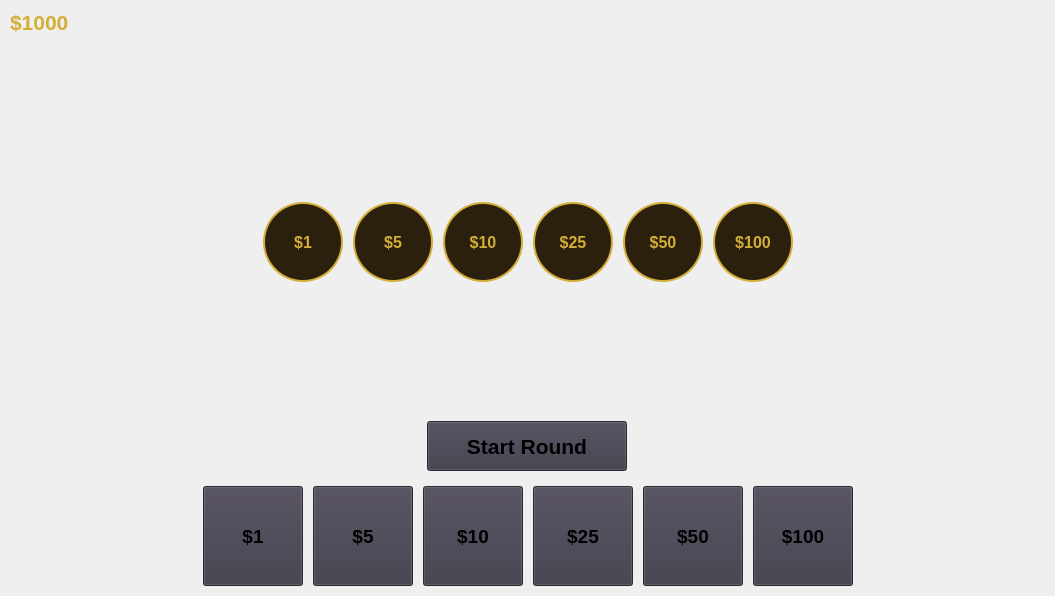
Qt form game_widget.ui (owenharvey78/blackjack-learning-game) before a commit.
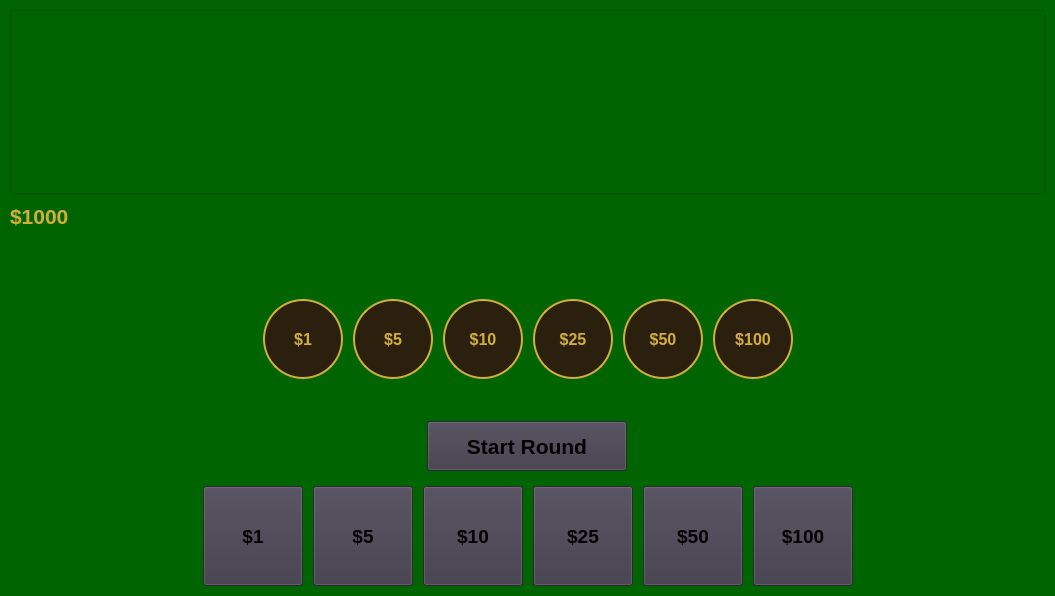
The same form after that commit.

Patch:
```diff
--- a/game_widget.ui
+++ b/game_widget.ui
@@ -17,10 +17,10 @@
    <string>Form</string>
   </property>
   <property name="autoFillBackground">
-   <bool>true</bool>
+   <bool>false</bool>
   </property>
   <property name="styleSheet">
-   <string notr="true"/>
+   <string notr="true">background-color: rgb(0, 100, 0);</string>
   </property>
   <layout class="QVBoxLayout" name="mainVerticalLayout">
    <property name="spacing">
@@ -38,6 +38,9 @@
    <property name="bottomMargin">
     <number>10</number>
    </property>
+   <item>
+    <widget class="QGraphicsView" name="graphicsView"/>
+   </item>
    <item>
     <layout class="QHBoxLayout" name="topHorizontalLayout">
      <item>
```
